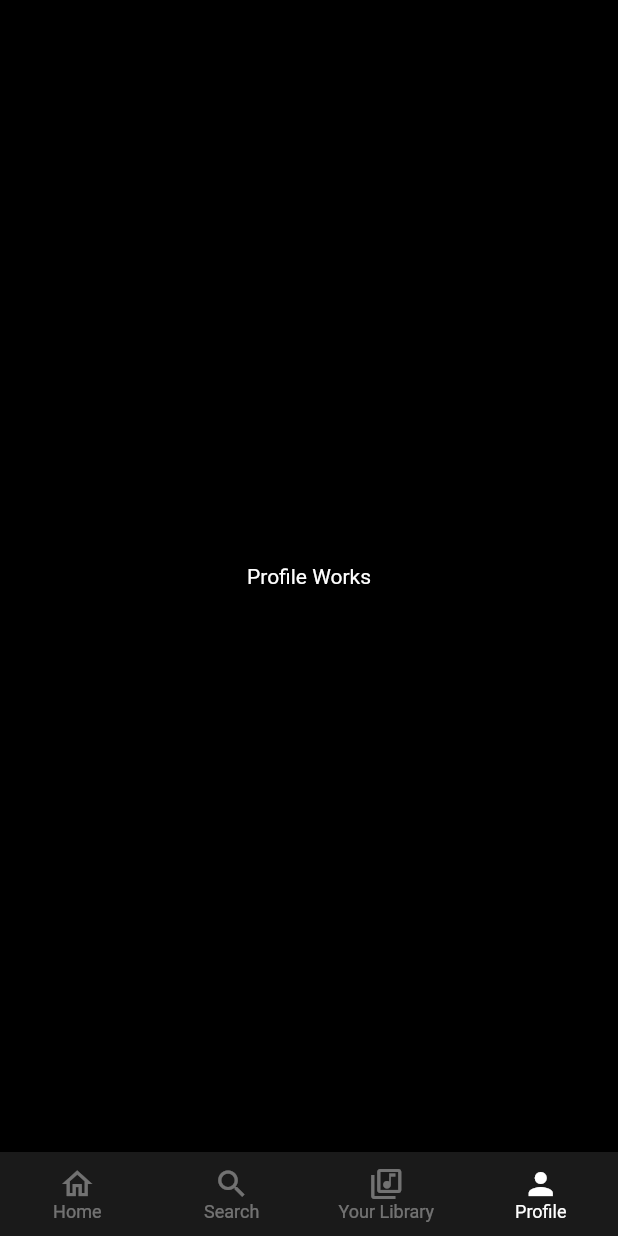
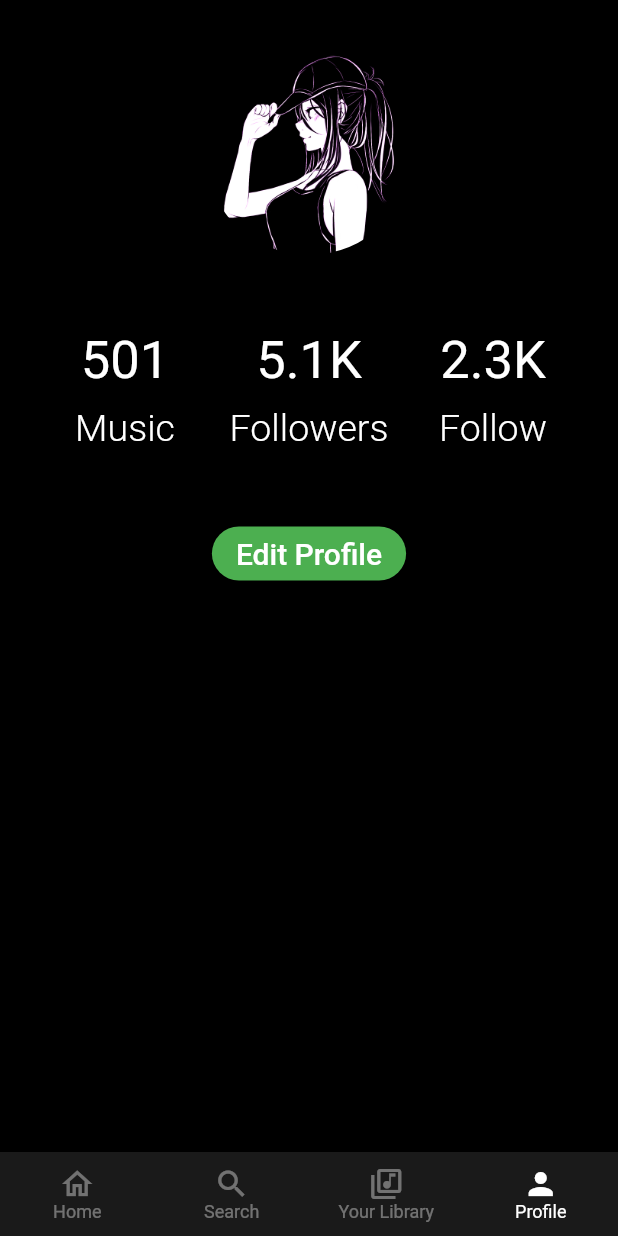
Before and after one commit to eryklorenc/spotify_ui_clone, a Flutter app: the screen it shows after launch, item 4 of the bottom bar chosen, on a phone screen of 412 x 824 dp. Run offline on Flutter 3.47's test engine with Material 2 defaults, Android fonts, the phone set to English and light mode, and no system bars.

Commit message:
Add profile view

```diff
--- a/lib/views/profile.dart
+++ b/lib/views/profile.dart
@@ -10,9 +10,106 @@ class ProfileView extends StatefulWidget {
 class _ProfileViewState extends State<ProfileView> {
   @override
   Widget build(BuildContext context) {
-    return const Scaffold(
-      body: Center(
-        child: Text('Profile Works'),
+    return Scaffold(
+      body: Padding(
+        padding: const EdgeInsets.symmetric(horizontal: 22, vertical: 30),
+        child: SafeArea(
+          child: Column(
+            children: [
+              const Center(
+                child: CircleAvatar(
+                  backgroundImage: AssetImage('assets/user.jpg'),
+                  radius: 70,
+                ),
+              ),
+              const SizedBox(
+                height: 50,
+              ),
+              Row(
+                children: [
+                  Expanded(
+                    child: Column(
+                      children: const [
+                        Text(
+                          '501',
+                          style: TextStyle(color: Colors.white, fontSize: 35),
+                        ),
+                        SizedBox(
+                          height: 10,
+                        ),
+                        Text(
+                          'Music',
+                          style: TextStyle(
+                              color: Colors.white,
+                              fontSize: 25,
+                              fontWeight: FontWeight.w300),
+                        )
+                      ],
+                    ),
+                  ),
+                  Expanded(
+                    child: Column(
+                      children: const [
+                        Text(
+                          '5.1K',
+                          style: TextStyle(color: Colors.white, fontSize: 35),
+                        ),
+                        SizedBox(
+                          height: 10,
+                        ),
+                        Text(
+                          'Followers',
+                          style: TextStyle(
+                              color: Colors.white,
+                              fontSize: 25,
+                              fontWeight: FontWeight.w300),
+                        )
+                      ],
+                    ),
+                  ),
+                  Expanded(
+                      child: Column(
+                    children: const [
+                      Text(
+                        '2.3K',
+                        style: TextStyle(color: Colors.white, fontSize: 35),
+                      ),
+                      SizedBox(
+                        height: 10,
+                      ),
+                      Text(
+                        'Follow',
+                        style: TextStyle(
+                            color: Colors.white,
+                            fontSize: 25,
+                            fontWeight: FontWeight.w300),
+                      ),
+                    ],
+                  ))
+                ],
+              ),
+              const SizedBox(
+                height: 25,
+              ),
+              Padding(
+                padding: const EdgeInsets.all(20),
+                child: ElevatedButton(
+                  onPressed: () {},
+                  style: ElevatedButton.styleFrom(
+                    backgroundColor: Colors.green,
+                    shape: RoundedRectangleBorder(
+                      borderRadius: BorderRadius.circular(200),
+                    ),
+                  ),
+                  child: const Text(
+                    'Edit Profile',
+                    style: TextStyle(color: Colors.white, fontSize: 20),
+                  ),
+                ),
+              )
+            ],
+          ),
+        ),
       ),
     );
   }
```
Also changed, not shown: assets/user.jpg (added).
